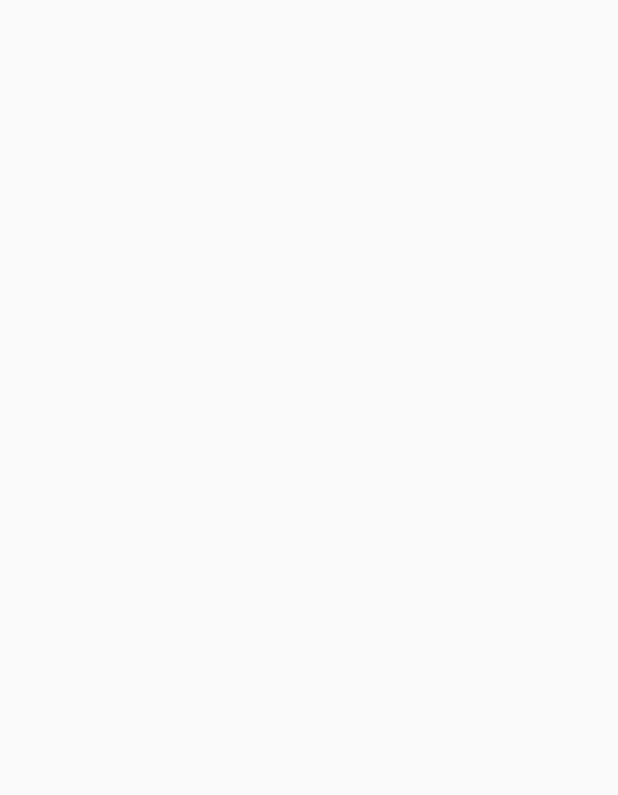
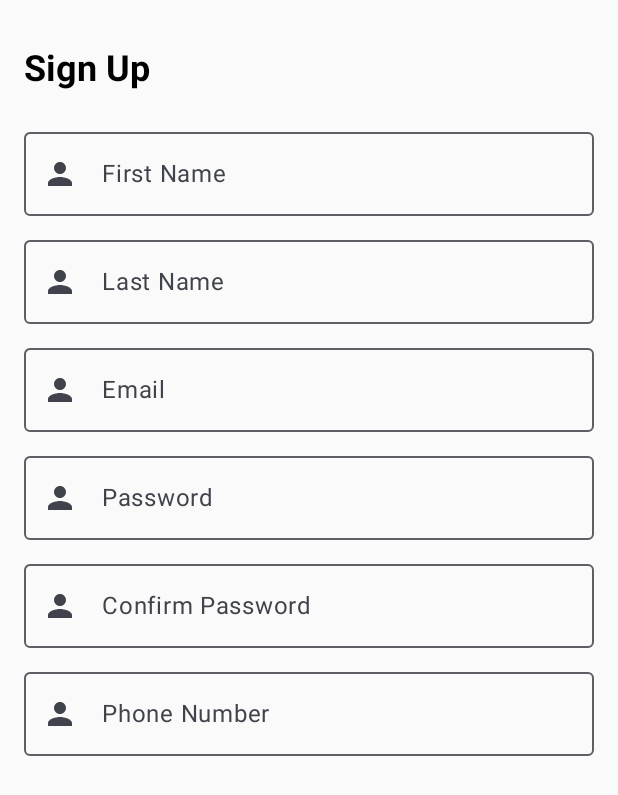
Before and after one commit to 0Jahid/Shopping-App, an Android app built with Jetpack Compose: the screen it shows after launch (MainActivity), on a phone screen of 412 x 824 dp. Before the commit the part shown is empty. Shown: the top 795 px of the screen. Run offline under Robolectric (Android 15) with nearby library versions, the phone set to English and light mode, and no system bars.

Commit message:
feat: add SignUp screen with custom text fields
This commit introduces a new SignUp screen and custom text field components.

-   Updated the project to use JDK 21.
-   Created `SignUpScreen.kt` which displays a form for user registration.
-   Created `CustomTextField.kt` for reusable text input fields.
-   Modified `MainActivity.kt` to display the new `SignUpScreen`.
-    Added text style and icon support.

```diff
--- a/app/src/main/java/com/jahid/shoppingapp/MainActivity.kt
+++ b/app/src/main/java/com/jahid/shoppingapp/MainActivity.kt
@@ -4,6 +4,7 @@ import android.os.Bundle
 import androidx.activity.ComponentActivity
 import androidx.activity.compose.setContent
 import androidx.activity.enableEdgeToEdge
+import com.jahid.shoppingapp.presentation.SignUpScreen
 import com.jahid.shoppingapp.ui.theme.ShoppingAppTheme
 
 class MainActivity : ComponentActivity() {
@@ -12,6 +13,7 @@ class MainActivity : ComponentActivity() {
         enableEdgeToEdge()
         setContent {
             ShoppingAppTheme {
+                SignUpScreen()
 
             }
         }
--- a/app/src/main/java/com/jahid/shoppingapp/presentation/SignUpScreen.kt
+++ b/app/src/main/java/com/jahid/shoppingapp/presentation/SignUpScreen.kt
@@ -1,13 +1,26 @@
 package com.jahid.shoppingapp.presentation
 
 import androidx.compose.foundation.layout.Column
+import androidx.compose.foundation.layout.fillMaxSize
+import androidx.compose.foundation.layout.fillMaxWidth
+import androidx.compose.foundation.layout.padding
+import androidx.compose.material.icons.Icons
+import androidx.compose.material.icons.filled.Person
+import androidx.compose.material3.Text
 import androidx.compose.runtime.Composable
 import androidx.compose.runtime.getValue
 import androidx.compose.runtime.mutableStateOf
 import androidx.compose.runtime.remember
 import androidx.compose.runtime.setValue
+import androidx.compose.ui.Alignment
+import androidx.compose.ui.Modifier
 import androidx.compose.ui.platform.LocalContext
+import androidx.compose.ui.text.TextStyle
+import androidx.compose.ui.text.font.FontWeight
 import androidx.compose.ui.tooling.preview.Preview
+import androidx.compose.ui.unit.dp
+import androidx.compose.ui.unit.sp
+import com.jahid.shoppingapp.presentation.utils.CustomTextField
 
 @Preview(showSystemUi = true)
 @Composable
@@ -21,5 +34,76 @@ fun SignUpScreen() {
     var phoneNumber by remember { mutableStateOf("") }
 
 
-    Column() {  }
+    Column(
+        modifier = Modifier
+            .fillMaxSize()
+            .padding(16.dp),
+        horizontalAlignment = Alignment.CenterHorizontally,
+    ) {
+
+        Text(
+            text = "Sign Up",
+            fontSize = 24.sp,
+            style = TextStyle(fontWeight = FontWeight.Bold),
+            modifier = Modifier
+                .padding(vertical = 16.dp)
+                .align(Alignment.Start)
+
+        )
+        CustomTextField(
+            value = firstName,
+            onValueChange = { firstName = it },
+            label = "First Name",
+            leadinIcon = Icons.Default.Person,
+            modifier = Modifier
+                .fillMaxWidth()
+                .padding(vertical = 4.dp),
+        )
+        CustomTextField(
+            value = lastName,
+            onValueChange = { lastName = it },
+            label = "Last Name",
+            leadinIcon = Icons.Default.Person,
+            modifier = Modifier
+                .fillMaxWidth()
+                .padding(vertical = 4.dp),
+        )
+        CustomTextField(
+            value = email,
+            onValueChange = { email = it },
+            label = "Email",
+            leadinIcon = Icons.Default.Person,
+            modifier = Modifier
+                .fillMaxWidth()
+                .padding(vertical = 4.dp),
+        )
+        CustomTextField(
+            value = password,
+            onValueChange = { password = it },
+            label = "Password",
+            leadinIcon = Icons.Default.Person,
+            modifier = Modifier
+                .fillMaxWidth()
+                .padding(vertical = 4.dp),
+        )
+        CustomTextField(
+            value = confirmPassword,
+            onValueChange = { confirmPassword = it },
+            label = "Confirm Password",
+            leadinIcon = Icons.Default.Person,
+            modifier = Modifier
+                .fillMaxWidth()
+                .padding(vertical = 4.dp),
+        )
+        CustomTextField(
+            value = phoneNumber,
+            onValueChange = { phoneNumber = it },
+            label = "Phone Number",
+            leadinIcon = Icons.Default.Person,
+            modifier = Modifier
+                .fillMaxWidth()
+                .padding(vertical = 4.dp),
+        )
+
+    }
 }
--- /dev/null
+++ b/app/src/main/java/com/jahid/shoppingapp/presentation/utils/CustomTextField.kt
@@ -0,0 +1,36 @@
+package com.jahid.shoppingapp.presentation.utils
+
+import androidx.compose.foundation.text.KeyboardOptions
+import androidx.compose.material3.Icon
+import androidx.compose.material3.OutlinedTextField
+import androidx.compose.material3.Text
+import androidx.compose.runtime.Composable
+import androidx.compose.ui.Modifier
+import androidx.compose.ui.graphics.vector.ImageVector
+import androidx.compose.ui.text.input.VisualTransformation
+
+@Composable
+fun CustomTextField(
+    value: String,
+    onValueChange: (String) -> Unit,
+    label: String,
+    modifier: Modifier = Modifier,
+    singleline: Boolean = true,
+    leadinIcon: ImageVector? = null,
+    visualTransformation: VisualTransformation = VisualTransformation.None,
+    keyboardOptions: KeyboardOptions = KeyboardOptions.Default,
+) {
+    OutlinedTextField(
+        value = value,
+        onValueChange = onValueChange,
+        label = { Text(text = label) },
+        modifier = modifier,
+        singleLine = singleline,
+        visualTransformation = visualTransformation,
+        keyboardOptions = keyboardOptions,
+        leadingIcon = leadinIcon?.let { { Icon(imageVector = it, contentDescription = null) } }
+
+    )
+
+
+}
```
